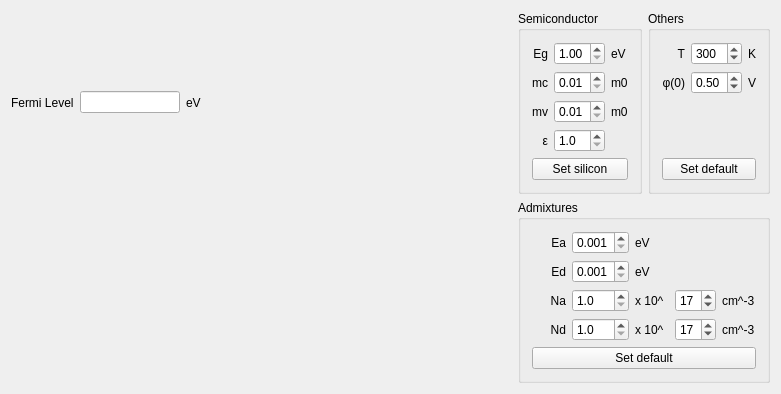
NIA/semiconductor, file widget.ui: the form before one commit.
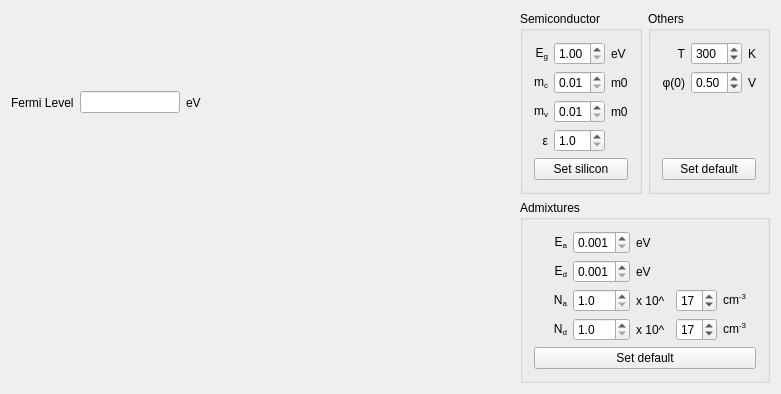
The form after the commit. Custom widgets are drawn as their Qt base class.

Commit message: Верхние и нижние индексы в label'ах

Diff of the .ui file:
```diff
--- a/widget.ui
+++ b/widget.ui
@@ -78,7 +78,7 @@
           <item row="0" column="0">
            <widget class="QLabel" name="coeffLabel">
             <property name="text">
-             <string>Eg</string>
+             <string>E&lt;sub&gt;g&lt;/sub&gt;</string>
             </property>
             <property name="scaledContents">
              <bool>false</bool>
@@ -111,7 +111,7 @@
           <item row="1" column="0">
            <widget class="QLabel" name="label_2">
             <property name="text">
-             <string>mc</string>
+             <string>m&lt;sub&gt;c&lt;/sub&gt;</string>
             </property>
             <property name="alignment">
              <set>Qt::AlignRight|Qt::AlignTrailing|Qt::AlignVCenter</set>
@@ -141,7 +141,7 @@
           <item row="2" column="0">
            <widget class="QLabel" name="label_5">
             <property name="text">
-             <string>mv</string>
+             <string>m&lt;sub&gt;v&lt;sub&gt;</string>
             </property>
             <property name="alignment">
              <set>Qt::AlignRight|Qt::AlignTrailing|Qt::AlignVCenter</set>
@@ -313,7 +313,7 @@
         <item row="0" column="0">
          <widget class="QLabel" name="coeffLabel_2">
           <property name="text">
-           <string>Ea</string>
+           <string>E&lt;sub&gt;a&lt;/sub&gt;</string>
           </property>
           <property name="scaledContents">
            <bool>false</bool>
@@ -352,7 +352,7 @@
         <item row="1" column="0">
          <widget class="QLabel" name="label_8">
           <property name="text">
-           <string>Ed</string>
+           <string>E&lt;sub&gt;d&lt;/sub&gt;</string>
           </property>
           <property name="alignment">
            <set>Qt::AlignRight|Qt::AlignTrailing|Qt::AlignVCenter</set>
@@ -388,7 +388,7 @@
         <item row="2" column="0">
          <widget class="QLabel" name="label_15">
           <property name="text">
-           <string>Na</string>
+           <string>N&lt;sub&gt;a&lt;sub&gt;</string>
           </property>
           <property name="alignment">
            <set>Qt::AlignRight|Qt::AlignTrailing|Qt::AlignVCenter</set>
@@ -398,14 +398,14 @@
         <item row="2" column="4">
          <widget class="QLabel" name="label_10">
           <property name="text">
-           <string>cm^-3</string>
+           <string>cm&lt;sup&gt;-3&lt;/sup&gt;</string>
           </property>
          </widget>
         </item>
         <item row="3" column="0">
          <widget class="QLabel" name="label_12">
           <property name="text">
-           <string>Nd</string>
+           <string>N&lt;sub&gt;d&lt;/sub&gt;</string>
           </property>
           <property name="alignment">
            <set>Qt::AlignRight|Qt::AlignTrailing|Qt::AlignVCenter</set>
@@ -445,7 +445,7 @@
         <item row="3" column="4">
          <widget class="QLabel" name="label_11">
           <property name="text">
-           <string>cm^-3</string>
+           <string>cm&lt;sup&gt;-3&lt;/sup&gt;</string>
           </property>
          </widget>
         </item>
```
